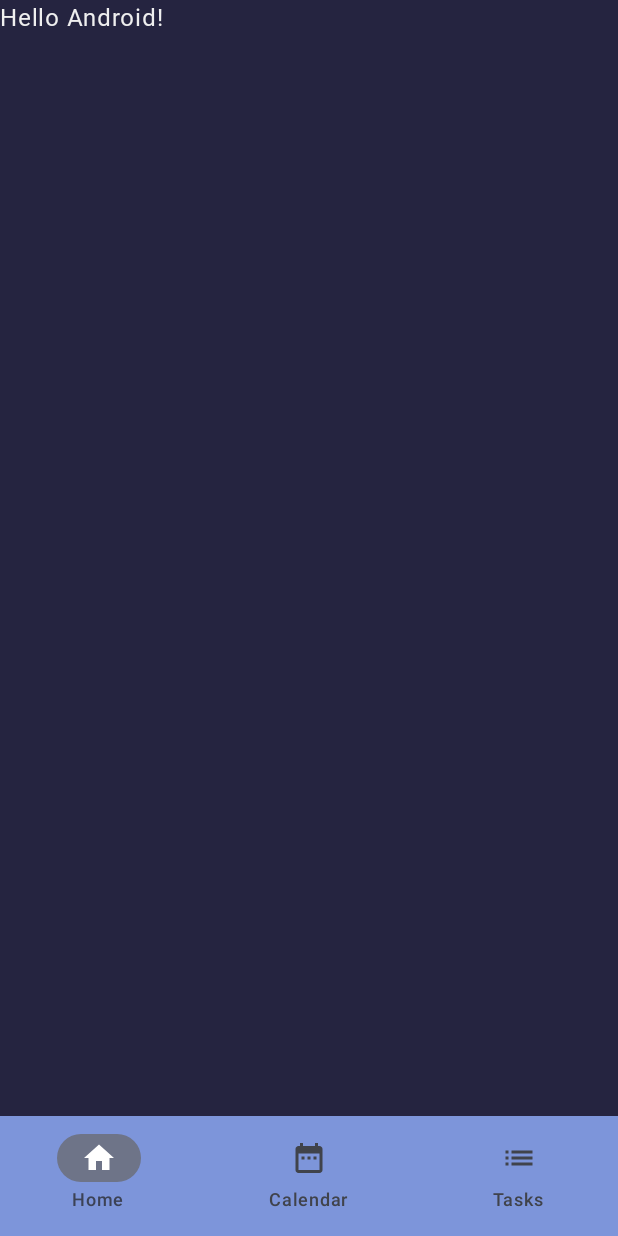
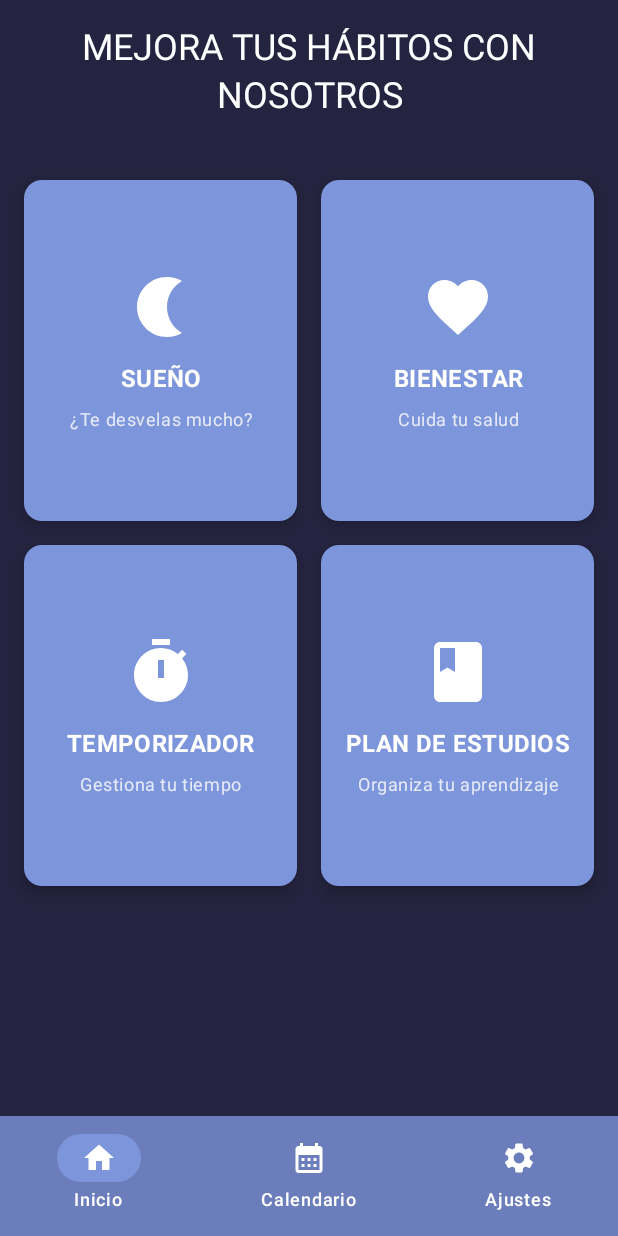
Before and after one commit to R34DY2D13X/TestApp, an Android app built with Jetpack Compose: the screen it shows after launch (MainActivity), on a phone screen of 412 x 824 dp. Run offline under Robolectric (Android 15) with nearby library versions, the phone set to English and light mode, and no system bars.

Commit message:
Pantalla splash del inicio, menu de tarjeta, modulo de sueño algo implementado

```diff
--- a/app/build.gradle.kts
+++ b/app/build.gradle.kts
@@ -50,6 +50,7 @@ dependencies {
     implementation(libs.androidx.compose.ui.graphics)
     implementation(libs.androidx.compose.ui.tooling.preview)
     implementation(libs.androidx.compose.material3)
+    implementation("androidx.compose.material:material-icons-extended") // Añadido para tener todos los iconos
     implementation(libs.androidx.compose.material3.adaptive.navigation.suite)
     implementation(libs.androidx.core.splashscreen)
     testImplementation(libs.junit)
@@ -59,4 +60,5 @@ dependencies {
     androidTestImplementation(libs.androidx.compose.ui.test.junit4)
     debugImplementation(libs.androidx.compose.ui.tooling)
     debugImplementation(libs.androidx.compose.ui.test.manifest)
+    implementation("androidx.navigation:navigation-compose:2.7.5")
 }
--- a/app/src/main/AndroidManifest.xml
+++ b/app/src/main/AndroidManifest.xml
@@ -10,12 +10,12 @@
         android:label="@string/app_name"
         android:roundIcon="@mipmap/ic_launcher_round"
         android:supportsRtl="true"
-        android:theme="@style/Theme.TestApp">
+        android:theme="@style/Theme.App.Starting">
         <activity
             android:name=".MainActivity"
             android:exported="true"
             android:label="@string/app_name"
-            android:theme="@style/Theme.App.Starting">
+            android:theme="@style/Theme.TestApp">
             <intent-filter>
                 <action android:name="android.intent.action.MAIN" />
 
--- a/app/src/main/java/com/example/testapp/MainActivity.kt
+++ b/app/src/main/java/com/example/testapp/MainActivity.kt
@@ -3,154 +3,40 @@ package com.example.testapp
 import android.os.Bundle
 import androidx.activity.ComponentActivity
 import androidx.activity.compose.setContent
-import androidx.activity.enableEdgeToEdge
-import androidx.compose.foundation.Image
-import androidx.compose.foundation.background
-import androidx.compose.foundation.layout.Arrangement
-import androidx.compose.foundation.layout.Box
-import androidx.compose.foundation.layout.Column
-import androidx.compose.foundation.layout.Spacer
-import androidx.compose.foundation.layout.fillMaxSize
-import androidx.compose.foundation.layout.height
-import androidx.compose.foundation.layout.padding
-import androidx.compose.material.icons.Icons
-import androidx.compose.material.icons.automirrored.filled.List
-import androidx.compose.material.icons.filled.DateRange
-import androidx.compose.material.icons.filled.Home
-import androidx.compose.material3.Icon
-import androidx.compose.material3.NavigationBar
-import androidx.compose.material3.NavigationBarItem
-import androidx.compose.material3.Scaffold
-import androidx.compose.material3.Text
-import androidx.compose.runtime.Composable
-import androidx.compose.runtime.LaunchedEffect
-import androidx.compose.runtime.getValue
-import androidx.compose.runtime.mutableStateOf
-import androidx.compose.runtime.remember
-import androidx.compose.runtime.saveable.rememberSaveable
-import androidx.compose.runtime.setValue
-import androidx.compose.ui.Alignment
-import androidx.compose.ui.Modifier
+import androidx.compose.material3.Surface
 import androidx.compose.ui.graphics.Color
-import androidx.compose.ui.graphics.vector.ImageVector
-import androidx.compose.ui.res.painterResource
-import androidx.compose.ui.text.style.TextDecoration
-import androidx.compose.ui.tooling.preview.Preview
-import androidx.compose.ui.tooling.preview.PreviewScreenSizes
-import androidx.compose.ui.unit.dp
-import androidx.core.splashscreen.SplashScreen.Companion.installSplashScreen
+import androidx.navigation.compose.NavHost
+import androidx.navigation.compose.composable
+import androidx.navigation.compose.rememberNavController
+import com.example.testapp.ajustes.AjustesScreen
+import com.example.testapp.bienestar.BienestarScreen
+import com.example.testapp.calendario.CalendarioScreen
+import com.example.testapp.menu.MenuScreen
+import com.example.testapp.plan_de_estudios.PlanDeEstudiosScreen
+import com.example.testapp.splash.SplashScreen
+import com.example.testapp.sueño.SueñoScreen
+import com.example.testapp.temporizador.TemporizadorScreen
 import com.example.testapp.ui.theme.TestAppTheme
-import com.example.testapp.ui.theme.roboto
-import kotlinx.coroutines.delay
 
 class MainActivity : ComponentActivity() {
     override fun onCreate(savedInstanceState: Bundle?) {
         super.onCreate(savedInstanceState)
-        installSplashScreen()
-        enableEdgeToEdge()
         setContent {
             TestAppTheme {
-                var showWelcomeScreen by remember { mutableStateOf(true) }
-
-                if (showWelcomeScreen) {
-                    WelcomeScreen()
-                    LaunchedEffect(Unit) {
-                        delay(2000) // 2-second delay
-                        showWelcomeScreen = false
+                Surface(color = Color(0xFF252440)) {  // <- Aquí pones tu color de fondo
+                    val navController = rememberNavController()
+                    NavHost(navController = navController, startDestination = "splash") {
+                        composable("splash") { SplashScreen(navController) }
+                        composable("menu") { MenuScreen(navController) }
+                        composable("sueño") { SueñoScreen(navController) }
+                        composable("bienestar") { BienestarScreen(navController) }
+                        composable("temporizador") { TemporizadorScreen(navController) }
+                        composable("plan_de_estudios") { PlanDeEstudiosScreen(navController) }
+                        composable("calendario") { CalendarioScreen(navController) }
+                        composable("ajustes") { AjustesScreen(navController) }
                     }
-                } else {
-                    TestAppApp()
                 }
             }
         }
     }
 }
-
-@Composable
-fun WelcomeScreen() {
-    Box(
-        modifier = Modifier
-            .fillMaxSize()
-            .background(Color(0xFF252440)),
-        contentAlignment = Alignment.Center
-    ) {
-        Column(
-            horizontalAlignment = Alignment.CenterHorizontally,
-            verticalArrangement = Arrangement.Center
-        ) {
-            Image(
-                painter = painterResource(id = R.drawable.mainlogo),
-                contentDescription = "HabiCut Logo"
-            )
-            Spacer(modifier = Modifier.height(16.dp))
-            Text(
-                text = "HabiCut",
-                color = Color(0xFFEFEFEF),
-                fontFamily = roboto, // Using the Roboto font family
-                textDecoration = TextDecoration.Underline
-            )
-        }
-    }
-}
-
-@PreviewScreenSizes
-@Composable
-fun TestAppApp() {
-    var currentDestination by rememberSaveable { mutableStateOf(AppDestinations.HOME) }
-
-    Scaffold(
-        modifier = Modifier.fillMaxSize(),
-        containerColor = Color(0xFF252440),
-        bottomBar = {
-            NavigationBar(containerColor = Color(0xFF7D95DA)) {
-                AppDestinations.entries.forEach { destination ->
-                    NavigationBarItem(
-                        icon = { Icon(destination.icon, contentDescription = destination.label) },
-                        label = { Text(destination.label) },
-                        selected = currentDestination == destination,
-                        onClick = { currentDestination = destination }
-                    )
-                }
-            }
-        }
-    ) { innerPadding ->
-        Greeting(
-            name = "Android",
-            modifier = Modifier.padding(innerPadding)
-        )
-    }
-}
-
-enum class AppDestinations(
-    val label: String,
-    val icon: ImageVector,
-) {
-    HOME("Home", Icons.Default.Home),
-    CALENDAR("Calendar", Icons.Default.DateRange),
-    TASKS("Tasks", Icons.AutoMirrored.Filled.List),
-}
-
-@Composable
-fun Greeting(name: String, modifier: Modifier = Modifier) {
-    Text(
-        text = "Hello $name!",
-        modifier = modifier,
-        color = Color(0xFFEFEFEF)
-    )
-}
-
-@Preview(showBackground = true)
-@Composable
-fun WelcomeScreenPreview() {
-    TestAppTheme {
-        WelcomeScreen()
-    }
-}
-
-@Preview(showBackground = true)
-@Composable
-fun GreetingPreview() {
-    TestAppTheme {
-        Greeting("Android")
-    }
-}
--- /dev/null
+++ b/app/src/main/java/com/example/testapp/ajustes/AjustesScreen.kt
@@ -0,0 +1,16 @@
+package com.example.testapp.ajustes
+
+import androidx.compose.foundation.layout.Box
+import androidx.compose.foundation.layout.fillMaxSize
+import androidx.compose.material3.Text
+import androidx.compose.runtime.Composable
+import androidx.compose.ui.Alignment
+import androidx.compose.ui.Modifier
+import androidx.navigation.NavController
+
+@Composable
+fun AjustesScreen(navController: NavController) {
+    Box(modifier = Modifier.fillMaxSize(), contentAlignment = Alignment.Center) {
+        Text("Pantalla de Ajustes")
+    }
+}
--- /dev/null
+++ b/app/src/main/java/com/example/testapp/bienestar/BienestarScreen.kt
@@ -0,0 +1,16 @@
+package com.example.testapp.bienestar
+
+import androidx.compose.foundation.layout.Box
+import androidx.compose.foundation.layout.fillMaxSize
+import androidx.compose.material3.Text
+import androidx.compose.runtime.Composable
+import androidx.compose.ui.Alignment
+import androidx.compose.ui.Modifier
+import androidx.navigation.NavController
+
+@Composable
+fun BienestarScreen(navController: NavController) {
+    Box(modifier = Modifier.fillMaxSize(), contentAlignment = Alignment.Center) {
+        Text("Pantalla de Bienestar")
+    }
+}
--- /dev/null
+++ b/app/src/main/java/com/example/testapp/calendario/CalendarioScreen.kt
@@ -0,0 +1,16 @@
+package com.example.testapp.calendario
+
+import androidx.compose.foundation.layout.Box
+import androidx.compose.foundation.layout.fillMaxSize
+import androidx.compose.material3.Text
+import androidx.compose.runtime.Composable
+import androidx.compose.ui.Alignment
+import androidx.compose.ui.Modifier
+import androidx.navigation.NavController
+
+@Composable
+fun CalendarioScreen(navController: NavController) {
+    Box(modifier = Modifier.fillMaxSize(), contentAlignment = Alignment.Center) {
+        Text("Pantalla de Calendario")
+    }
+}
--- /dev/null
+++ b/app/src/main/java/com/example/testapp/menu/MenuScreen.kt
@@ -0,0 +1,169 @@
+package com.example.testapp.menu
+
+import androidx.compose.foundation.background
+import androidx.compose.foundation.layout.Arrangement
+import androidx.compose.foundation.layout.Column
+import androidx.compose.foundation.layout.PaddingValues
+import androidx.compose.foundation.layout.Spacer
+import androidx.compose.foundation.layout.aspectRatio
+import androidx.compose.foundation.layout.fillMaxSize
+import androidx.compose.foundation.layout.fillMaxWidth
+import androidx.compose.foundation.layout.height
+import androidx.compose.foundation.layout.padding
+import androidx.compose.foundation.layout.size
+import androidx.compose.foundation.lazy.grid.GridCells
+import androidx.compose.foundation.lazy.grid.GridItemSpan
+import androidx.compose.foundation.lazy.grid.LazyVerticalGrid
+import androidx.compose.foundation.lazy.grid.items
+import androidx.compose.material.icons.Icons
+import androidx.compose.material.icons.filled.Book
+import androidx.compose.material.icons.filled.CalendarMonth
+import androidx.compose.material.icons.filled.Favorite
+import androidx.compose.material.icons.filled.Home
+import androidx.compose.material.icons.filled.Nightlight
+import androidx.compose.material.icons.filled.Settings
+import androidx.compose.material.icons.filled.Timer
+import androidx.compose.material3.*
+import androidx.compose.runtime.*
+import androidx.compose.runtime.saveable.rememberSaveable
+import androidx.compose.ui.Alignment
+import androidx.compose.ui.Modifier
+import androidx.compose.ui.graphics.vector.ImageVector
+import androidx.compose.ui.text.font.FontWeight
+import androidx.compose.ui.text.style.TextAlign
+import androidx.compose.ui.unit.dp
+import androidx.compose.ui.unit.sp
+import androidx.navigation.NavController
+import com.example.testapp.ui.theme.CardBackgroundColor
+import com.example.testapp.ui.theme.DarkBackground
+import com.example.testapp.ui.theme.PrimaryTextColor
+
+// Data for Menu Cards
+data class MenuItem(
+    val title: String,
+    val description: String,
+    val icon: ImageVector, // Using ImageVector for now
+    val route: String
+)
+
+private val menuItems = listOf(
+    MenuItem("Sueño", "¿Te desvelas mucho?", Icons.Default.Nightlight, "sueño"),
+    MenuItem("Bienestar", "Cuida tu salud", Icons.Default.Favorite, "bienestar"),
+    MenuItem("Temporizador", "Gestiona tu tiempo", Icons.Default.Timer, "temporizador"),
+    MenuItem("Plan de Estudios", "Organiza tu aprendizaje", Icons.Default.Book, "plan_de_estudios")
+)
+
+// Data for Bottom Navigation
+data class BottomNavItem(
+    val label: String,
+    val icon: ImageVector,
+    val route: String
+)
+
+private val bottomNavItems = listOf(
+    BottomNavItem("Inicio", Icons.Default.Home, "menu"),
+    BottomNavItem("Calendario", Icons.Default.CalendarMonth, "calendario"),
+    BottomNavItem("Ajustes", Icons.Default.Settings, "ajustes")
+)
+
+@OptIn(ExperimentalMaterial3Api::class)
+@Composable
+fun MenuScreen(navController: NavController) {
+    var currentRoute by rememberSaveable { mutableStateOf("menu") }
+
+    Scaffold(
+        modifier = Modifier.fillMaxSize(),
+        containerColor = DarkBackground,
+        bottomBar = {
+            NavigationBar(containerColor = CardBackgroundColor.copy(alpha = 0.8f)) {
+                bottomNavItems.forEach { item ->
+                    NavigationBarItem(
+                        selected = currentRoute == item.route,
+                        onClick = {
+                            currentRoute = item.route
+                            // This will navigate to other screens from the bottom bar if needed
+                            navController.navigate(item.route) {
+                                popUpTo(navController.graph.startDestinationId)
+                                launchSingleTop = true
+                            }
+                        },
+                        icon = { Icon(item.icon, contentDescription = item.label, tint = PrimaryTextColor) },
+                        label = { Text(item.label, color = PrimaryTextColor) },
+                        colors = NavigationBarItemDefaults.colors(
+                            selectedIconColor = PrimaryTextColor,
+                            unselectedIconColor = PrimaryTextColor.copy(alpha = 0.6f),
+                            selectedTextColor = PrimaryTextColor,
+                            unselectedTextColor = PrimaryTextColor.copy(alpha = 0.6f),
+                            indicatorColor = CardBackgroundColor
+                        )
+                    )
+                }
+            }
+        }
+    ) { innerPadding ->
+        LazyVerticalGrid(
+            columns = GridCells.Fixed(2),
+            modifier = Modifier.fillMaxSize().padding(innerPadding).background(DarkBackground),
+            contentPadding = PaddingValues(16.dp),
+            horizontalArrangement = Arrangement.spacedBy(16.dp),
+            verticalArrangement = Arrangement.spacedBy(16.dp)
+        ) {
+            item(span = { GridItemSpan(2) }) { // Span the full width
+                Text(
+                    text = "MEJORA TUS HÁBITOS CON NOSOTROS",
+                    style = MaterialTheme.typography.headlineSmall,
+                    color = PrimaryTextColor,
+                    textAlign = TextAlign.Center,
+                    modifier = Modifier.padding(bottom = 24.dp) // Space between title and grid
+                )
+            }
+            items(menuItems) { item ->
+                MenuCard(item = item) {
+                    navController.navigate(item.route)
+                }
+            }
+        }
+    }
+}
+
+@OptIn(ExperimentalMaterial3Api::class)
+@Composable
+fun MenuCard(item: MenuItem, onClick: () -> Unit) {
+    Card(
+        modifier = Modifier.aspectRatio(0.8f),
+        onClick = onClick,
+        colors = CardDefaults.cardColors(containerColor = CardBackgroundColor),
+        elevation = CardDefaults.cardElevation(defaultElevation = 6.dp)
+    ) {
+        Column(
+            modifier = Modifier
+                .fillMaxSize()
+                .padding(12.dp),
+            horizontalAlignment = Alignment.CenterHorizontally,
+            verticalArrangement = Arrangement.Center
+        ) {
+            Icon(
+                imageVector = item.icon,
+                contentDescription = item.title,
+                modifier = Modifier.size(48.dp),
+                tint = PrimaryTextColor
+            )
+            Spacer(modifier = Modifier.height(12.dp))
+            Text(
+                text = item.title.uppercase(),
+                textAlign = TextAlign.Center,
+                style = MaterialTheme.typography.titleMedium,
+                fontWeight = FontWeight.Bold,
+                color = PrimaryTextColor
+            )
+            Spacer(modifier = Modifier.height(8.dp))
+            Text(
+                text = item.description,
+                textAlign = TextAlign.Center,
+                style = MaterialTheme.typography.bodySmall,
+                color = PrimaryTextColor.copy(alpha = 0.8f),
+                lineHeight = 14.sp
+            )
+        }
+    }
+}
--- /dev/null
+++ b/app/src/main/java/com/example/testapp/plan_de_estudios/PlanDeEstudiosScreen.kt
@@ -0,0 +1,16 @@
+package com.example.testapp.plan_de_estudios
+
+import androidx.compose.foundation.layout.Box
+import androidx.compose.foundation.layout.fillMaxSize
+import androidx.compose.material3.Text
+import androidx.compose.runtime.Composable
+import androidx.compose.ui.Alignment
+import androidx.compose.ui.Modifier
+import androidx.navigation.NavController
+
+@Composable
+fun PlanDeEstudiosScreen(navController: NavController) {
+    Box(modifier = Modifier.fillMaxSize(), contentAlignment = Alignment.Center) {
+        Text("Pantalla de Plan de Estudios")
+    }
+}
--- /dev/null
+++ b/app/src/main/java/com/example/testapp/splash/SplashScreen.kt
@@ -0,0 +1,57 @@
+package com.example.testapp.splash
+
+
+import android.os.Handler
+import android.os.Looper
+import androidx.compose.foundation.Image
+import androidx.compose.foundation.background
+import androidx.compose.foundation.layout.*
+import androidx.compose.material3.Text
+import androidx.compose.runtime.Composable
+import androidx.compose.runtime.LaunchedEffect
+import androidx.compose.ui.Alignment
+import androidx.compose.ui.Modifier
+import androidx.compose.ui.graphics.Color
+import androidx.compose.ui.res.painterResource
+import androidx.compose.ui.text.font.FontWeight
+import androidx.compose.ui.unit.dp
+import androidx.compose.ui.unit.sp
+import androidx.navigation.NavController
+import com.example.testapp.R
+import com.example.testapp.ui.theme.DarkBackground
+import com.example.testapp.ui.theme.PrimaryColor
+import kotlinx.coroutines.delay
+
+
+@Composable
+fun SplashScreen(navController: NavController) {
+    LaunchedEffect(true) {
+        delay(2000)
+        navController.navigate("menu") {
+            popUpTo("splash") { inclusive = true }
+        }
+    }
+
+
+    Box(
+        modifier = Modifier
+            .fillMaxSize()
+            .background(DarkBackground),
+        contentAlignment = Alignment.Center
+    ) {
+        Column(horizontalAlignment = Alignment.CenterHorizontally) {
+            Image(
+                painter = painterResource(id = R.drawable.mainlogo),
+                contentDescription = "Logo",
+                modifier = Modifier.size(200.dp)
+            )
+            Spacer(modifier = Modifier.height(24.dp))
+            Text(
+                text = " ¡Bienvenid@s a HabiCut!",
+                color = PrimaryColor,
+                fontSize = 24.sp,
+                fontWeight = FontWeight.Bold
+            )
+        }
+    }
+}
--- /dev/null
+++ b/app/src/main/java/com/example/testapp/sueño/SueñoScreen.kt
@@ -0,0 +1,28 @@
+package com.example.testapp.sueño
+
+import androidx.compose.foundation.layout.*
+import androidx.compose.material3.*
+import androidx.compose.runtime.Composable
+import androidx.compose.ui.Alignment
+import androidx.compose.ui.Modifier
+import androidx.compose.ui.unit.dp
+import androidx.navigation.NavController
+
+@Composable
+fun SueñoScreen(navController: NavController) {
+    Column(
+        modifier = Modifier
+            .fillMaxSize()
+            .padding(24.dp),
+        verticalArrangement = Arrangement.Center,
+        horizontalAlignment = Alignment.CenterHorizontally
+    ) {
+        Text("Módulo de Sueño", style = MaterialTheme.typography.headlineMedium)
+
+        Spacer(modifier = Modifier.height(24.dp))
+
+        Button(onClick = { navController.navigate("menu") }) {
+            Text("Volver al menú")
+        }
+    }
+}
--- /dev/null
+++ b/app/src/main/java/com/example/testapp/temporizador/TemporizadorScreen.kt
@@ -0,0 +1,16 @@
+package com.example.testapp.temporizador
+
+import androidx.compose.foundation.layout.Box
+import androidx.compose.foundation.layout.fillMaxSize
+import androidx.compose.material3.Text
+import androidx.compose.runtime.Composable
+import androidx.compose.ui.Alignment
+import androidx.compose.ui.Modifier
+import androidx.navigation.NavController
+
+@Composable
+fun TemporizadorScreen(navController: NavController) {
+    Box(modifier = Modifier.fillMaxSize(), contentAlignment = Alignment.Center) {
+        Text("Pantalla de Temporizador")
+    }
+}
--- a/app/src/main/java/com/example/testapp/ui/theme/Color.kt
+++ b/app/src/main/java/com/example/testapp/ui/theme/Color.kt
@@ -1,8 +1,14 @@
 package com.example.testapp.ui.theme
 
 import androidx.compose.ui.graphics.Color
+val PrimaryColor = Color(0xFF7D95DA) // Azul
+val DarkBackground = Color(0xFF252440) // Fondo oscuro
 
-val Purple80 = Color(0xFF000000)
+// Colores para las tarjetas del menú
+val CardBackgroundColor = Color(0xFF7D95DA) // Usaremos el color primario
+val PrimaryTextColor = Color.White // Texto blanco para contraste
+
+val Purple80 = Color(0xFFD0BCFF) // O cualquier color que quieras //Esto estaba antes val Purple80 = Color(0xFF000000)
 val PurpleGrey80 = Color(0xFFCCC2DC)
 val Pink80 = Color(0xFFEFB8C8)
 
```
Also changed, not shown: app/src/main/res/drawable/agua.png (added), app/src/main/res/drawable/bienestar.png (added), app/src/main/res/drawable/doormir.png (added), app/src/main/res/drawable/ejercicio.png (added), app/src/main/res/drawable/estudio.png (added), app/src/main/res/drawable/temporizador.png (added).
